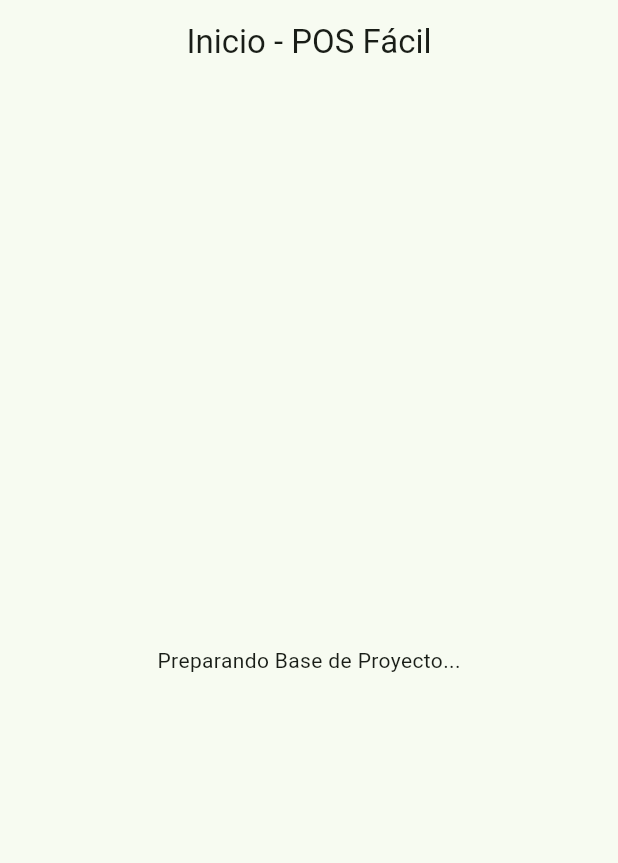
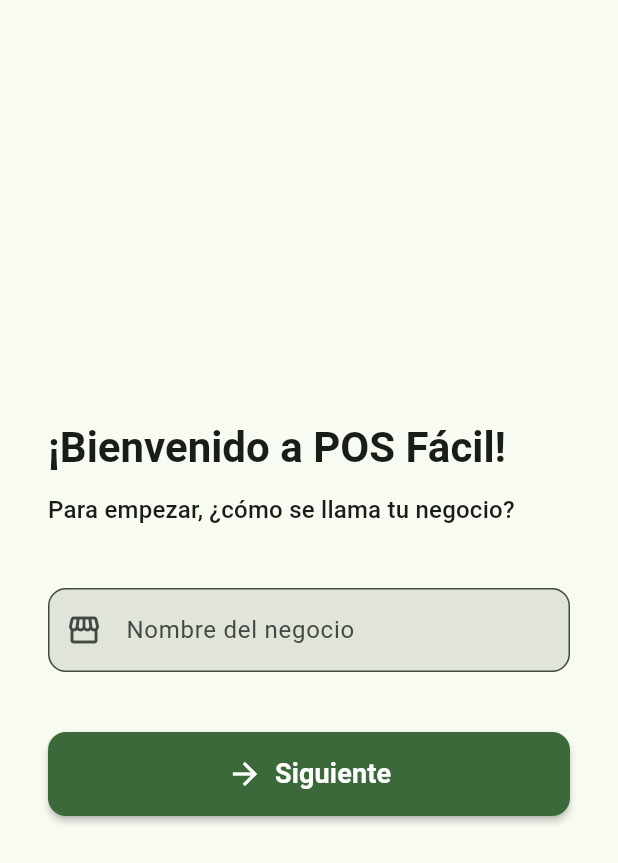
Before and after one commit to MANUEL666GAMER/POSMOVIL, a Flutter app: the screen it shows after launch, on a phone screen of 412 x 824 dp. Shown: the top 863 px of the screen. Run offline on Flutter 3.47's test engine with Material 3 defaults, Android fonts, the phone set to English and light mode, and no system bars; our stand-ins replace drift, flutter_riverpod, go_router; accounts and stored records are empty; generated files the repository leaves out were written again.

Commit message:
asistente inicial para registrar negocio y primer administrador

```diff
--- a/lib/core/router/app_router.dart
+++ b/lib/core/router/app_router.dart
@@ -1,35 +1,24 @@
 import 'package:flutter/material.dart';
 import 'package:go_router/go_router.dart';
-// En los próximos pasos crearemos esta pantalla
-import '../../shared/widgets/widget_gallery_screen.dart';
+import '../../features/splash/presentation/screens/splash_screen.dart';
+import '../../features/auth/presentation/screens/login_screen.dart';
+import '../../features/onboarding/presentation/screens/onboarding_screen.dart';
 
 final goRouter = GoRouter(
   initialLocation: '/',
   routes: [
     GoRoute(
       path: '/',
-      builder: (context, state) => const PlaceholderScreen(title: 'Inicio - POS Fácil'),
+      builder: (context, state) => const SplashScreen(),
     ),
-    // Aquí agregaremos la galería de widgets para debuguear:
-    // GoRoute(
-    //   path: '/gallery',
-    //   builder: (context, state) => const WidgetGalleryScreen(),
-    // ),
+    GoRoute(
+      path: '/onboarding',
+      builder: (context, state) => const OnboardingScreen(),
+    ),
+    GoRoute(
+      path: '/login',
+      builder: (context, state) => const LoginScreen(),
+    ),
+    // TODO: Agregar /home cuando comencemos el catálogo
   ],
 );
-
-// TODO: Eliminar cuando tengamos la WidgetGalleryScreen o el Home
-class PlaceholderScreen extends StatelessWidget {
-  final String title;
-  const PlaceholderScreen({super.key, required this.title});
-
-  @override
-  Widget build(BuildContext context) {
-    return Scaffold(
-      appBar: AppBar(title: Text(title)),
-      body: const Center(
-        child: Text('Preparando Base de Proyecto...'),
-      ),
-    );
-  }
-}
--- /dev/null
+++ b/lib/features/onboarding/presentation/screens/onboarding_screen.dart
@@ -0,0 +1,155 @@
+import 'package:flutter/material.dart';
+import 'package:flutter_riverpod/flutter_riverpod.dart';
+import 'package:go_router/go_router.dart';
+import '../../../../core/permissions/permission_service.dart';
+import '../../../../shared/widgets/app_button.dart';
+import '../../../../shared/widgets/app_text_field.dart';
+import '../../../../shared/widgets/pin_input.dart';
+import '../../../auth/data/auth_repository.dart';
+import '../../../settings/data/settings_repository.dart';
+
+class OnboardingScreen extends ConsumerStatefulWidget {
+  const OnboardingScreen({super.key});
+
+  @override
+  ConsumerState<OnboardingScreen> createState() => _OnboardingScreenState();
+}
+
+class _OnboardingScreenState extends ConsumerState<OnboardingScreen> {
+  final PageController _pageController = PageController();
+  final TextEditingController _businessNameController = TextEditingController();
+  final TextEditingController _adminNameController = TextEditingController();
+
+  bool _isLoading = false;
+
+  void _nextPage() {
+    FocusScope.of(context).unfocus();
+    _pageController.nextPage(
+      duration: const Duration(milliseconds: 300),
+      curve: Curves.easeInOut,
+    );
+  }
+
+  Future<void> _finishSetup(String pin) async {
+    setState(() => _isLoading = true);
+
+    try {
+      // 1. Guardar nombre del negocio
+      await ref.read(settingsRepositoryProvider).saveSetting(
+        'business_name',
+        _businessNameController.text.trim(),
+      );
+
+      // 2. Crear primer usuario Administrador
+      await ref.read(authRepositoryProvider).createUser(
+        name: _adminNameController.text.trim(),
+        pin: pin,
+        role: AppRole.admin,
+      );
+
+      if (!mounted) return;
+
+      // 3. Ir a la pantalla de Login
+      context.go('/login');
+
+    } catch (e) {
+      ScaffoldMessenger.of(context).showSnackBar(
+        SnackBar(content: Text('Error al guardar: $e')),
+      );
+    } finally {
+      if (mounted) setState(() => _isLoading = false);
+    }
+  }
+
+  @override
+  Widget build(BuildContext context) {
+    return Scaffold(
+      body: SafeArea(
+        child: Center(
+          child: ConstrainedBox(
+            constraints: const BoxConstraints(maxWidth: 500),
+            child: PageView(
+              controller: _pageController,
+              physics: const NeverScrollableScrollPhysics(), // Evitar arrastrar
+              children: [
+                // Paso 1: Negocio
+                _buildStepPanel(
+                  title: '¡Bienvenido a POS Fácil!',
+                  subtitle: 'Para empezar, ¿cómo se llama tu negocio?',
+                  content: AppTextField(
+                    label: 'Nombre del negocio',
+                    controller: _businessNameController,
+                    prefixIcon: Icons.storefront,
+                  ),
+                  onNext: _nextPage,
+                  isNextDisabled: () => _businessNameController.text.trim().isEmpty,
+                ),
+
+                // Paso 2: Administrador
+                _buildStepPanel(
+                  title: 'Cuenta de Administrador',
+                  subtitle: 'Tú tendrás acceso a los reportes y configuración. ¿Cuál es tu nombre?',
+                  content: AppTextField(
+                    label: 'Tu nombre',
+                    controller: _adminNameController,
+                    prefixIcon: Icons.person,
+                  ),
+                  onNext: _nextPage,
+                  isNextDisabled: () => _adminNameController.text.trim().isEmpty,
+                ),
+
+                // Paso 3: PIN
+                Padding(
+                  padding: const EdgeInsets.all(32.0),
+                  child: Center(
+                    child: _isLoading
+                      ? const CircularProgressIndicator()
+                      : PinInput(
+                          title: 'Crea tu PIN de 4 dígitos',
+                          onPinCompleted: _finishSetup,
+                        ),
+                  ),
+                ),
+              ],
+            ),
+          ),
+        ),
+      ),
+    );
+  }
+
+  Widget _buildStepPanel({
+    required String title,
+    required String subtitle,
+    required Widget content,
+    required VoidCallback onNext,
+    required bool Function() isNextDisabled,
+  }) {
+    return Padding(
+      padding: const EdgeInsets.all(32.0),
+      child: Column(
+        mainAxisAlignment: MainAxisAlignment.center,
+        crossAxisAlignment: CrossAxisAlignment.start,
+        children: [
+          Text(title, style: Theme.of(context).textTheme.headlineMedium?.copyWith(fontWeight: FontWeight.bold)),
+          const SizedBox(height: 12),
+          Text(subtitle, style: Theme.of(context).textTheme.titleMedium),
+          const SizedBox(height: 32),
+          content,
+          const SizedBox(height: 32),
+          AppButton(
+            label: 'Siguiente',
+            icon: Icons.arrow_forward,
+            onPressed: () {
+              if (isNextDisabled()) {
+                ScaffoldMessenger.of(context).showSnackBar(const SnackBar(content: Text('Por favor llena este campo')));
+                return;
+              }
+              onNext();
+            },
+          ),
+        ],
+      ),
+    );
+  }
+}
```
Also changed, not shown: lib/features/settings/data/settings_repository.dart (added, +31 -0 lines), lib/features/splash/presentation/screens/splash_screen.dart (added, +53 -0 lines).
